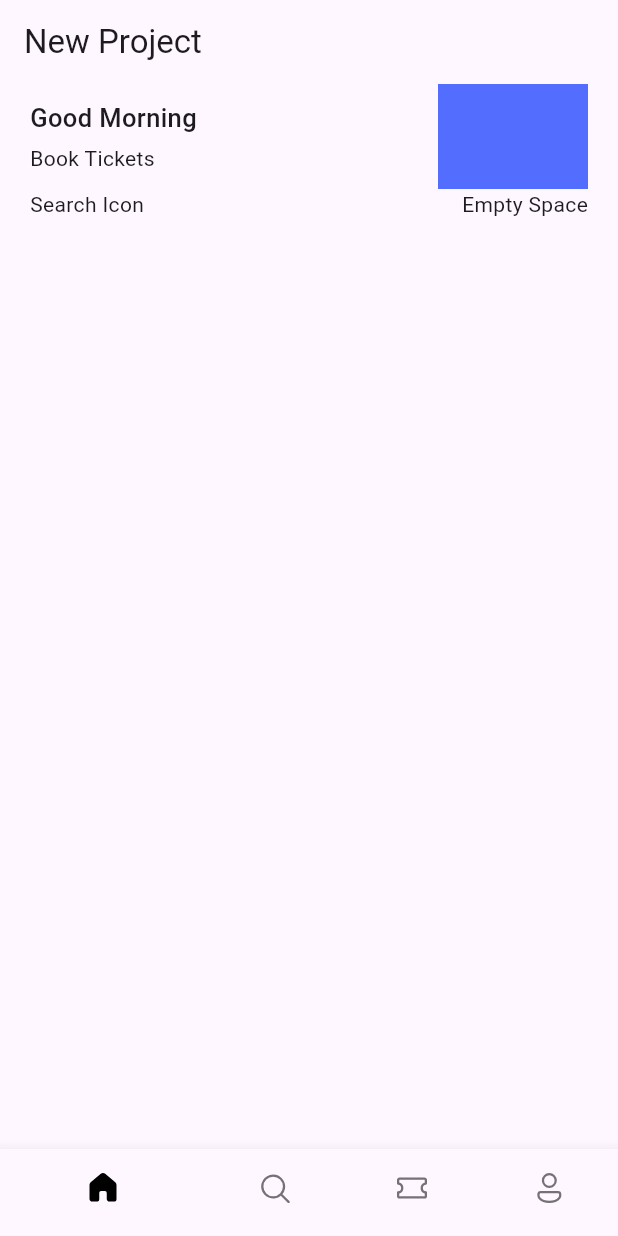
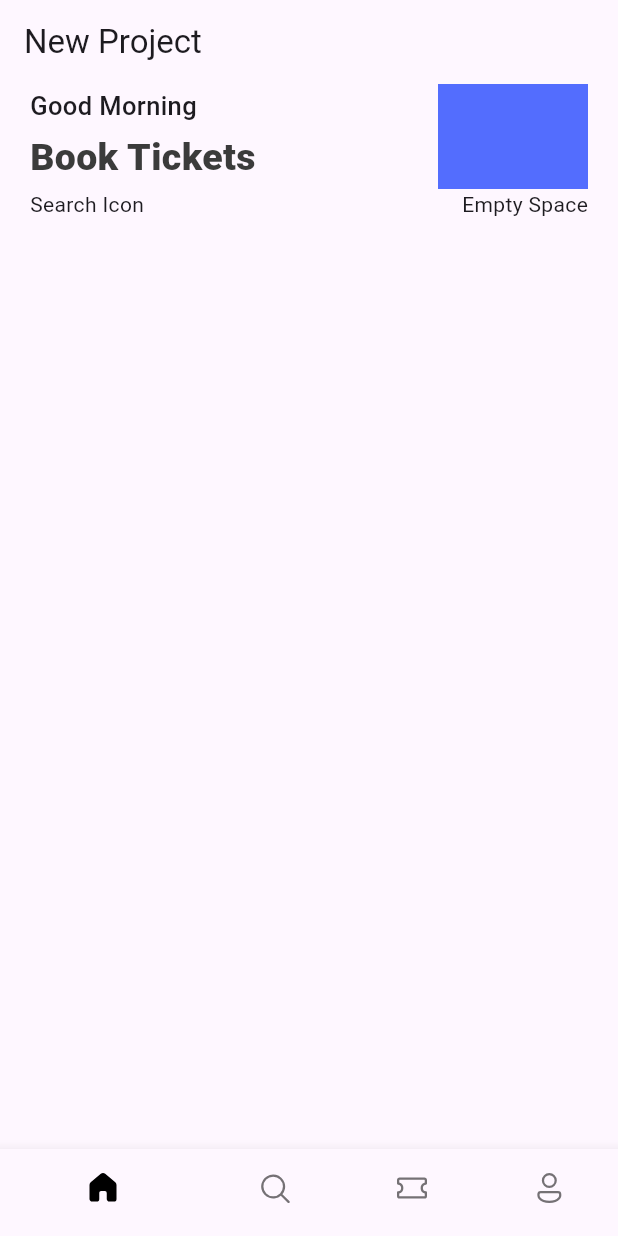
Before and after one commit to Kemical001/ticket-app, a Flutter app: the screen it shows after launch, on a phone screen of 412 x 824 dp. Run offline on Flutter 3.47's test engine with Material 3 defaults, Android fonts, the phone set to English and light mode, and no system bars; our stand-ins replace fluentui_icons.

```diff
--- a/lib/base/res/styles/app_styles.dart
+++ b/lib/base/res/styles/app_styles.dart
@@ -0,0 +1,14 @@
+import 'package:flutter/material.dart';
+
+Color primary = const Color(0xFF687daf);
+
+class AppStyles {
+  static Color primaryColor = primary;
+  static Color textColor = const Color(0xFF3b3b3b);
+
+  static TextStyle headLineStyle1 =
+      TextStyle(fontSize: 25, fontWeight: FontWeight.w900, color: textColor);
+
+  static TextStyle headLineStyle3 =
+      const TextStyle(fontSize: 25, fontWeight: FontWeight.w500);
+}
```
